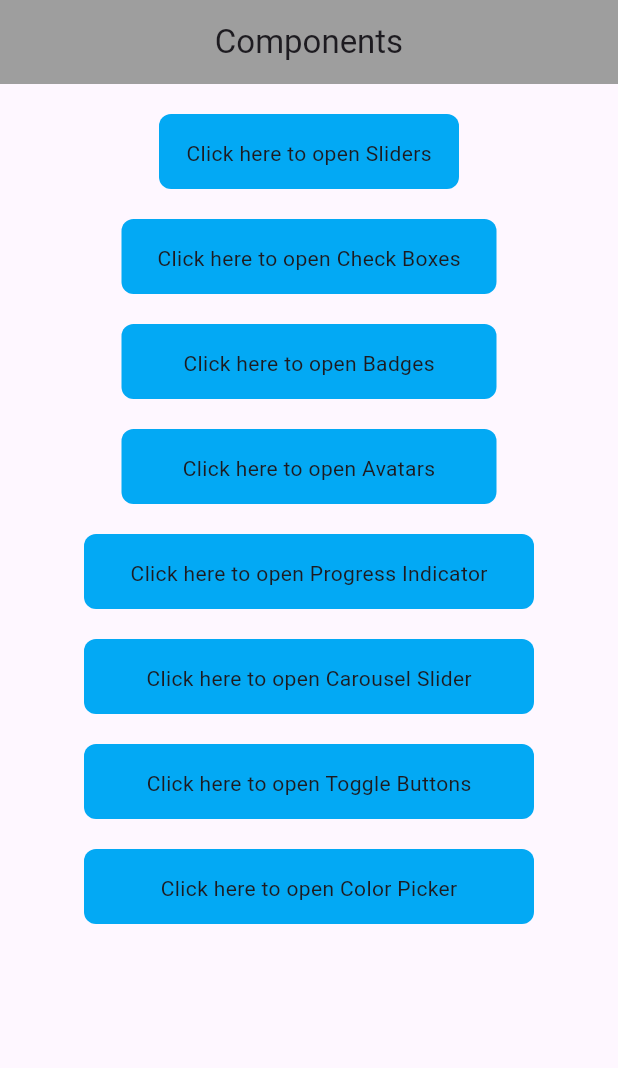
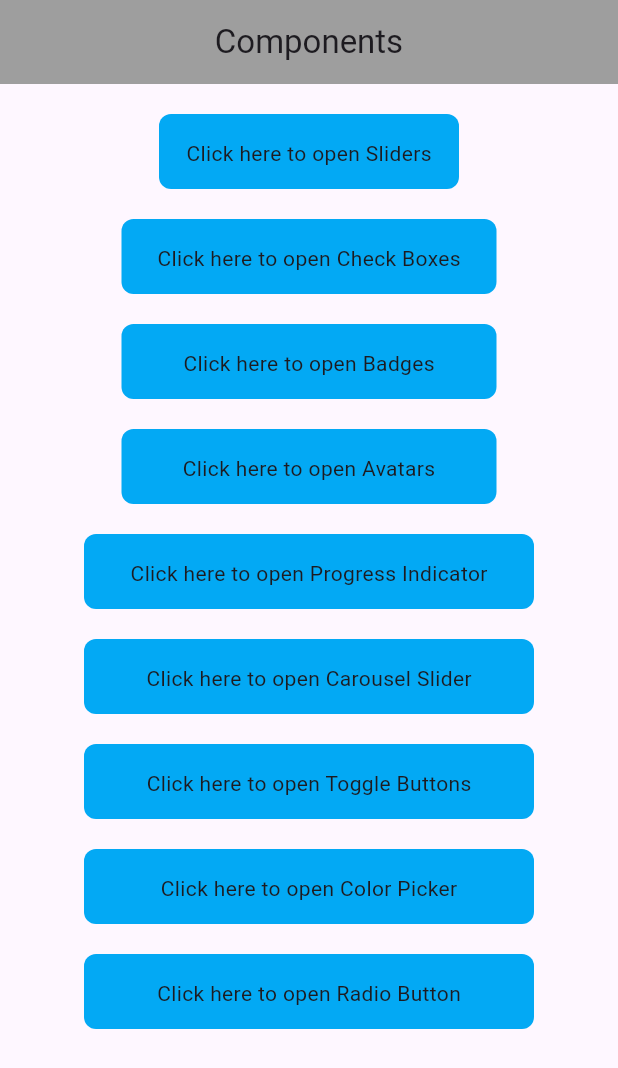
Before and after one commit to suzeyy/CodeGriha_task, a Flutter app: the screen it shows after launch, on a phone screen of 412 x 824 dp. Shown: the top 1068 px of the screen. Run offline on Flutter 3.47's test engine with Material 3 defaults, Android fonts, the phone set to English and light mode, and no system bars; our stand-ins replace badges, carousel_slider, flutter_colorpicker, percent_indicator.

Commit message:
Added another component

```diff
--- a/lib/home.dart
+++ b/lib/home.dart
@@ -166,6 +166,25 @@ class Home extends StatelessWidget {
                 },
               ),
               SizedBox(height: 20),
+              InkWell(
+                child: Container(
+                  padding: EdgeInsets.all(16),
+                  height: 50,
+                  width: 300,
+                  decoration: BoxDecoration(
+                    color: Colors.lightBlue,
+                    borderRadius: BorderRadius.circular(8.0),
+                  ),
+                  child: Center(
+                    child: Text('Click here to open Radio Button'),
+                  ),
+                ),
+                onTap: () {
+                  Navigator.of(context)
+                      .pushNamed(RouteConstants.radioButtonRoute);
+                },
+              ),
+              SizedBox(height: 20),
             ],
           ),
         ),
--- a/lib/main.dart
+++ b/lib/main.dart
@@ -2,6 +2,7 @@ import 'package:codegriha_task/avatars.dart';
 import 'package:codegriha_task/carousel_sliders.dart';
 import 'package:codegriha_task/color_picker.dart';
 import 'package:codegriha_task/progress_indicator.dart';
+import 'package:codegriha_task/radio_button.dart';
 import 'package:codegriha_task/utils/route_constants.dart';
 import 'package:flutter/material.dart';
 import 'package:codegriha_task/splash.dart';
@@ -31,6 +32,7 @@ void main() {
       RouteConstants.carouselSlidersRoute: (context) => CarouselSliders(),
       RouteConstants.toggleButtonRoute: (context) => ToggleButton(),
       RouteConstants.colorPickersRoute: (context) => ColorPickers(),
+      RouteConstants.radioButtonRoute: (context) => RadioButtons(),
     },
   ));
 }
--- a/lib/utils/route_constants.dart
+++ b/lib/utils/route_constants.dart
@@ -9,4 +9,5 @@ class RouteConstants {
   static const String carouselSlidersRoute = "/carouselsliders";
   static const String toggleButtonRoute = "/togglebutton";
   static const String colorPickersRoute = "/colorpicker";
+  static const String radioButtonRoute = "/radiobuttons";
 }
```
Also changed, not shown: lib/radio_button.dart (added, +71 -0 lines).
